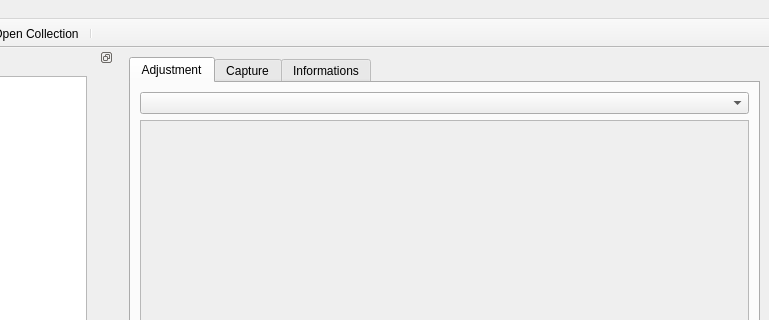
plule/pfe-costumes, file pc/core/mainwindow.ui: the form before one commit; both pictures show x 122 to 891 and y 0 to 320 of the 891 by 789 pixel window.
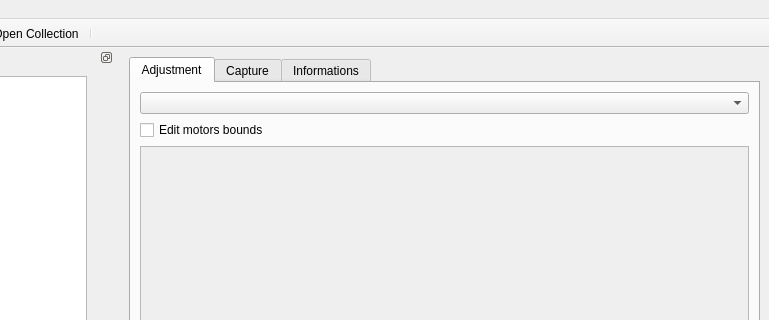
The form after the commit. The open tabs and pages were chosen to show the change. Icons and pictures are not drawn. Custom widgets are drawn as their Qt base class.

What changed in the file:
```diff
--- a/pc/core/mainwindow.ui
+++ b/pc/core/mainwindow.ui
@@ -45,6 +45,13 @@
           </item>
          </layout>
         </item>
+        <item>
+         <widget class="QCheckBox" name="enableBoundEditCheckbox">
+          <property name="text">
+           <string>Edit motors bounds</string>
+          </property>
+         </widget>
+        </item>
         <item>
          <widget class="QScrollArea" name="scrollArea">
           <property name="widgetResizable">
@@ -55,8 +62,8 @@
             <rect>
              <x>0</x>
              <y>0</y>
-             <width>620</width>
-             <height>551</height>
+             <width>630</width>
+             <height>557</height>
             </rect>
            </property>
            <layout class="QHBoxLayout" name="horizontalLayout_4"/>
```
Left out of the diff: 8 changed lines with no effect on the pictures.
